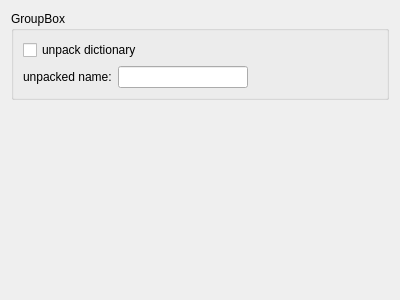
The window that Qitom/ui/widgetPropWorkspaceUnpack.ui (itom-project/itom) describes before a commit, drawn with Qt 5.
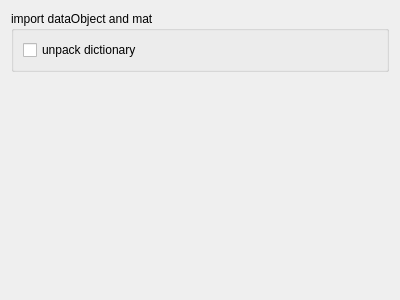
The same window after the commit.

Commit message: deleted lineEdit in widget

```diff
--- a/Qitom/ui/widgetPropWorkspaceUnpack.ui
+++ b/Qitom/ui/widgetPropWorkspaceUnpack.ui
@@ -17,7 +17,7 @@
    <item row="0" column="0">
     <widget class="QGroupBox" name="groupBox">
      <property name="title">
-      <string>GroupBox</string>
+      <string>import dataObject and mat</string>
      </property>
      <layout class="QGridLayout" name="gridLayout">
       <item row="0" column="0" colspan="2">
@@ -27,29 +27,6 @@
         </property>
        </widget>
       </item>
-      <item row="1" column="0">
-       <widget class="QLabel" name="label">
-        <property name="text">
-         <string>unpacked name:</string>
-        </property>
-       </widget>
-      </item>
-      <item row="1" column="1">
-       <widget class="QLineEdit" name="unpackedName"/>
-      </item>
-      <item row="1" column="2">
-       <spacer name="horizontalSpacer">
-        <property name="orientation">
-         <enum>Qt::Horizontal</enum>
-        </property>
-        <property name="sizeHint" stdset="0">
-         <size>
-          <width>40</width>
-          <height>20</height>
-         </size>
-        </property>
-       </spacer>
-      </item>
      </layout>
     </widget>
    </item>
```
The commit also changes 1 other file.
